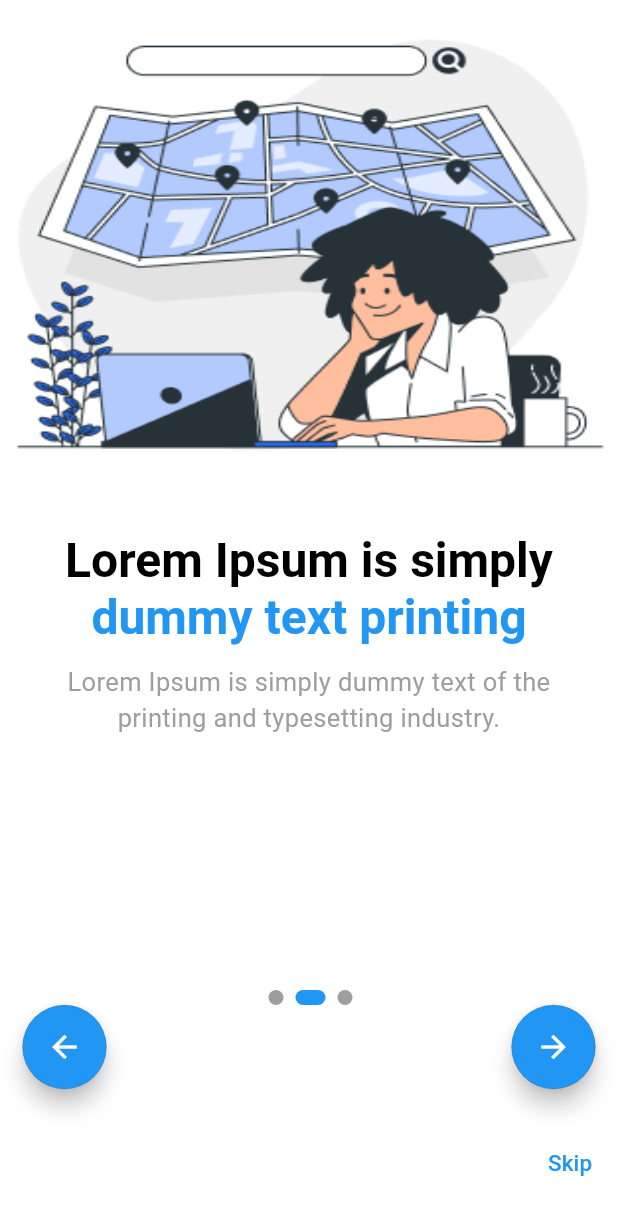
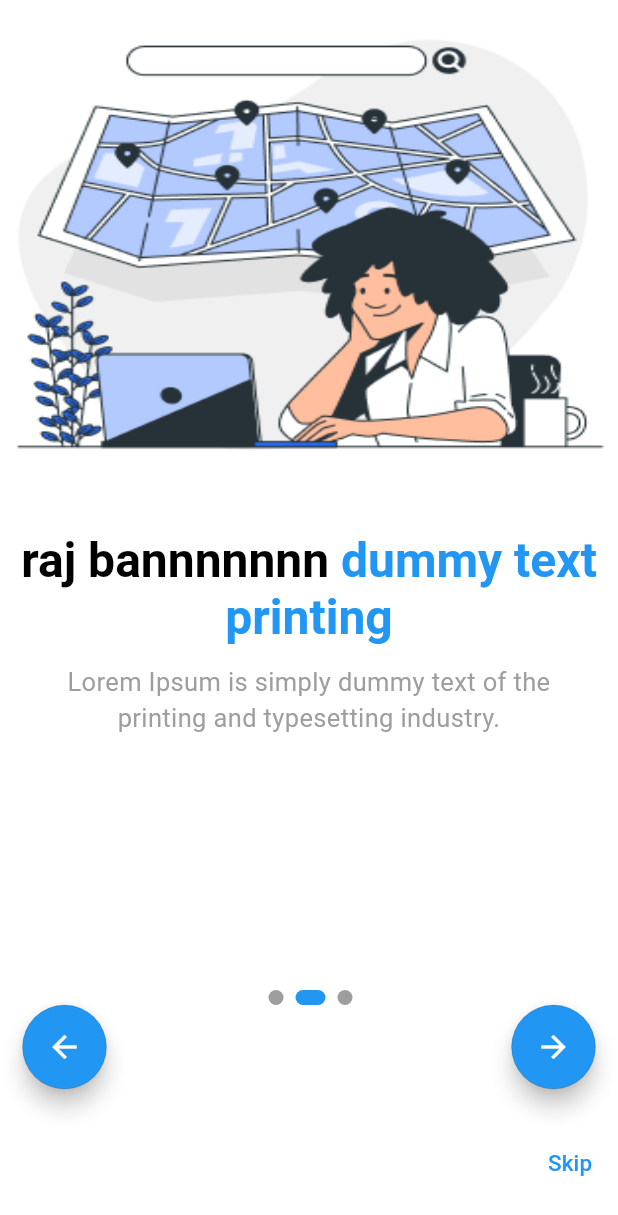
Before and after one commit to su18nny/real-estate-app, a Flutter app: the OnboradingScreen1 screen opened directly, swiped to page 2, on a phone screen of 412 x 824 dp. Shown: the top 1215 px of the screen. Run offline on Flutter 3.47's test engine with Material 3 defaults, Android fonts, the phone set to English and light mode, and no system bars.

Commit message:
this is raj bannn

```diff
--- a/lib/onBorading_screen1.dart
+++ b/lib/onBorading_screen1.dart
@@ -88,7 +88,7 @@ class _OnboradingScreen1State extends State<OnboradingScreen1> {
                       RichText(
                         textAlign: TextAlign.center,
                         text: TextSpan(
-                          text: 'Lorem Ipsum is simply ',
+                          text: 'raj bannnnnnn',
                           style: TextStyle(
                             fontSize: 32,
                             fontWeight: FontWeight.bold,
```
